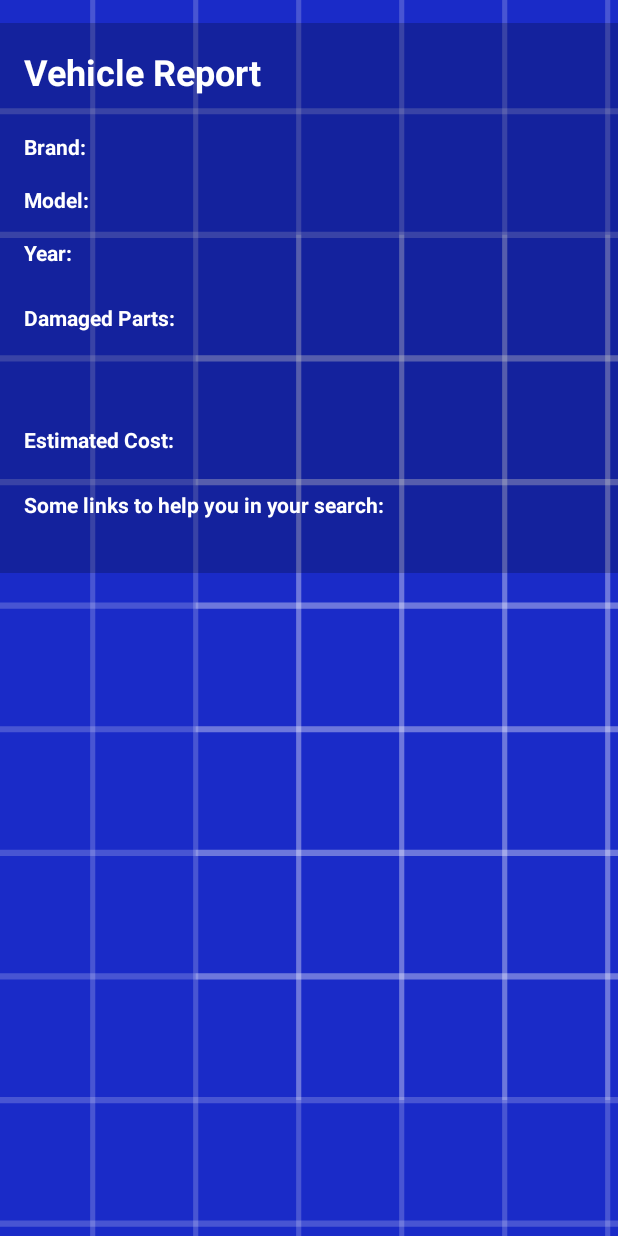
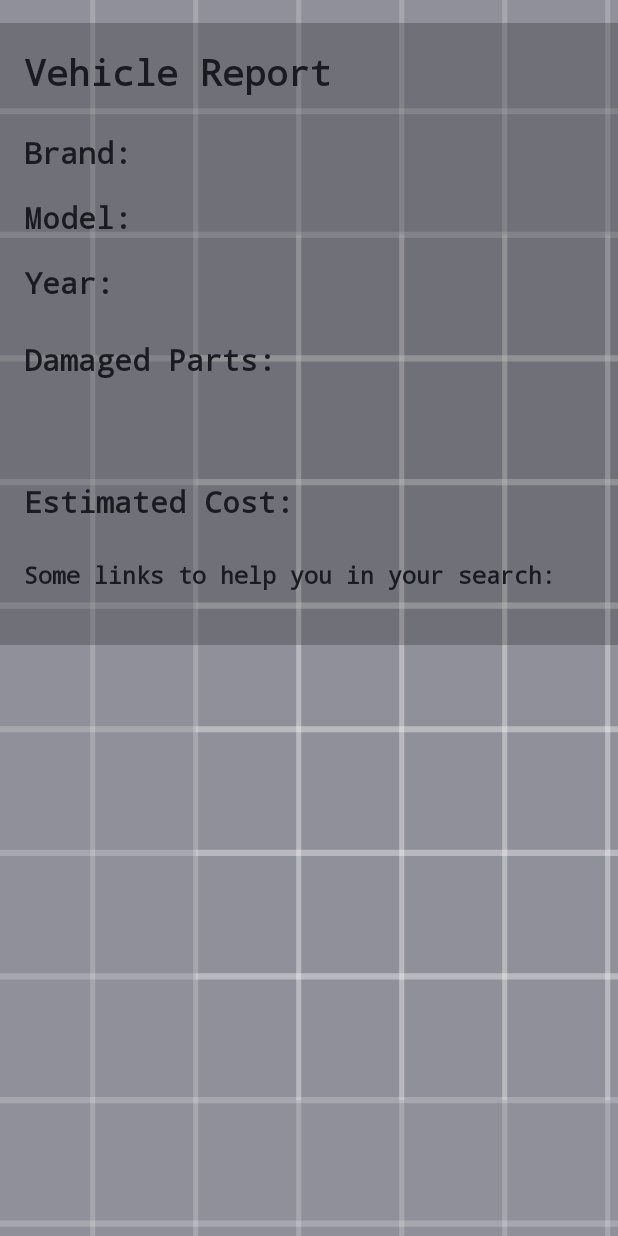
Before and after one commit to Andarw/FixMyRide, an Android app: the ReportActivity screen opened directly, with no data from a screen before it, on a phone screen of 412 x 824 dp. Run offline under Robolectric (Android 15) with nearby library versions, the phone set to English and light mode, and no system bars; our stand-ins replace Room's generated code; 1 statement that could not run was skipped.

Commit message:
Worked a bit on the design.

```diff
--- a/FixMyRideApp/app/src/main/java/com/example/fixmyrideapp/helpers/ImageAdapter.java
+++ b/FixMyRideApp/app/src/main/java/com/example/fixmyrideapp/helpers/ImageAdapter.java
@@ -35,7 +35,7 @@ public class ImageAdapter extends RecyclerView.Adapter<ImageAdapter.ImageViewHol
     public void onBindViewHolder(@NonNull ImageViewHolder holder, int position) {
         Uri imageUri = imagesUri.get(position);
         holder.imageView.setImageURI(imageUri);
-        holder.imageView.setAlpha(0.8f); // Set the transparency to 50%
+        holder.imageView.setAlpha(1f); // Set the transparency to 50%
     }
 
     @Override
--- /dev/null
+++ b/FixMyRideApp/app/src/main/res/drawable/baseline_add_a_photo_24.xml
@@ -0,0 +1,5 @@
+<vector xmlns:android="http://schemas.android.com/apk/res/android" android:height="70dp" android:tint="#191C1E" android:viewportHeight="24" android:viewportWidth="24" android:width="70dp">
+
+    <path android:fillColor="@android:color/white" android:pathData="M3,4V1h2v3h3v2H5v3H3V6H0V4H3zM6,10V7h3V4h7l1.83,2H21c1.1,0 2,0.9 2,2v12c0,1.1 -0.9,2 -2,2H5c-1.1,0 -2,-0.9 -2,-2V10H6zM13,19c2.76,0 5,-2.24 5,-5s-2.24,-5 -5,-5s-5,2.24 -5,5S10.24,19 13,19zM9.8,14c0,1.77 1.43,3.2 3.2,3.2s3.2,-1.43 3.2,-3.2s-1.43,-3.2 -3.2,-3.2S9.8,12.23 9.8,14z"/>
+
+</vector>
--- /dev/null
+++ b/FixMyRideApp/app/src/main/res/drawable/baseline_add_photo_alternate_24.xml
@@ -0,0 +1,5 @@
+<vector xmlns:android="http://schemas.android.com/apk/res/android" android:height="80dp" android:tint="#191C1E" android:viewportHeight="24" android:viewportWidth="24" android:width="80dp">
+
+    <path android:fillColor="@android:color/white" android:pathData="M19,7v2.99s-1.99,0.01 -2,0L17,7h-3s0.01,-1.99 0,-2h3L17,2h2v3h3v2h-3zM16,11L16,8h-3L13,5L5,5c-1.1,0 -2,0.9 -2,2v12c0,1.1 0.9,2 2,2h12c1.1,0 2,-0.9 2,-2v-8h-3zM5,19l3,-4 2,3 3,-4 4,5L5,19z"/>
+
+</vector>
--- /dev/null
+++ b/FixMyRideApp/app/src/main/res/drawable/baseline_arrow_back_24.xml
@@ -0,0 +1,5 @@
+<vector xmlns:android="http://schemas.android.com/apk/res/android" android:autoMirrored="true" android:height="70dp" android:tint="#191C1E" android:viewportHeight="24" android:viewportWidth="24" android:width="70dp">
+
+    <path android:fillColor="@android:color/white" android:pathData="M20,11H7.83l5.59,-5.59L12,4l-8,8 8,8 1.41,-1.41L7.83,13H20v-2z"/>
+
+</vector>
--- /dev/null
+++ b/FixMyRideApp/app/src/main/res/drawable/baseline_backspace_24.xml
@@ -0,0 +1,5 @@
+<vector xmlns:android="http://schemas.android.com/apk/res/android" android:autoMirrored="true" android:height="70dp" android:tint="#191C1E" android:viewportHeight="24" android:viewportWidth="24" android:width="70dp">
+
+    <path android:fillColor="@android:color/white" android:pathData="M22,3L7,3c-0.69,0 -1.23,0.35 -1.59,0.88L0,12l5.41,8.11c0.36,0.53 0.9,0.89 1.59,0.89h15c1.1,0 2,-0.9 2,-2L24,5c0,-1.1 -0.9,-2 -2,-2zM19,15.59L17.59,17 14,13.41 10.41,17 9,15.59 12.59,12 9,8.41 10.41,7 14,10.59 17.59,7 19,8.41 15.41,12 19,15.59z"/>
+
+</vector>
--- /dev/null
+++ b/FixMyRideApp/app/src/main/res/drawable/baseline_beenhere_24.xml
@@ -0,0 +1,5 @@
+<vector xmlns:android="http://schemas.android.com/apk/res/android" android:height="70dp" android:tint="#191C1E" android:viewportHeight="24" android:viewportWidth="24" android:width="70dp">
+
+    <path android:fillColor="@android:color/white" android:pathData="M19,1L5,1c-1.1,0 -1.99,0.9 -1.99,2L3,15.93c0,0.69 0.35,1.3 0.88,1.66L12,23l8.11,-5.41c0.53,-0.36 0.88,-0.97 0.88,-1.66L21,3c0,-1.1 -0.9,-2 -2,-2zM10,16l-5,-5 1.41,-1.41L10,13.17l7.59,-7.59L19,7l-9,9z"/>
+
+</vector>
--- a/FixMyRideApp/app/src/main/res/drawable/baseline_check_24.xml
+++ b/FixMyRideApp/app/src/main/res/drawable/baseline_check_24.xml
@@ -1,4 +1,4 @@
-<vector xmlns:android="http://schemas.android.com/apk/res/android" android:height="60dp" android:tint="#FFFFFF" android:viewportHeight="24" android:viewportWidth="24" android:width="60dp">
+<vector xmlns:android="http://schemas.android.com/apk/res/android" android:height="70dp" android:tint="#191C1E" android:viewportHeight="24" android:viewportWidth="24" android:width="70dp">
 
     <path android:fillColor="@android:color/white" android:pathData="M9,16.17L4.83,12l-1.42,1.41L9,19 21,7l-1.41,-1.41z"/>
 
--- a/FixMyRideApp/app/src/main/res/drawable/baseline_clear_24.xml
+++ b/FixMyRideApp/app/src/main/res/drawable/baseline_clear_24.xml
@@ -1,4 +1,4 @@
-<vector xmlns:android="http://schemas.android.com/apk/res/android" android:height="60dp" android:tint="#FFFFFF" android:viewportHeight="24" android:viewportWidth="24" android:width="60dp">
+<vector xmlns:android="http://schemas.android.com/apk/res/android" android:height="70dp" android:tint="#191C1E" android:viewportHeight="24" android:viewportWidth="24" android:width="70dp">
 
     <path android:fillColor="@android:color/white" android:pathData="M19,6.41L17.59,5 12,10.59 6.41,5 5,6.41 10.59,12 5,17.59 6.41,19 12,13.41 17.59,19 19,17.59 13.41,12z"/>
 
--- a/FixMyRideApp/app/src/main/res/drawable/ic_launcher_background.xml
+++ b/FixMyRideApp/app/src/main/res/drawable/ic_launcher_background.xml
@@ -5,7 +5,7 @@
     android:viewportWidth="60"
     android:viewportHeight="100">
     <path
-        android:fillColor="#1A2BC8"
+        android:fillColor="@color/material_dynamic_neutral_variant60"
         android:pathData="M0,0h108v108h-108z" />
     <path
         android:fillColor="#00000000"
--- a/FixMyRideApp/app/src/main/res/drawable/spinner_background.xml
+++ b/FixMyRideApp/app/src/main/res/drawable/spinner_background.xml
@@ -1,7 +1,7 @@
 <?xml version="1.0" encoding="utf-8"?>
 <shape xmlns:android="http://schemas.android.com/apk/res/android">
     <gradient
-        android:startColor="#0514A0"
-        android:endColor="#1A2BC8"
+        android:startColor="#404A4B"
+        android:endColor="#191C1E"
         android:angle="270" />
 </shape>
--- a/FixMyRideApp/app/src/main/res/layout/activity_report.xml
+++ b/FixMyRideApp/app/src/main/res/layout/activity_report.xml
@@ -19,7 +19,8 @@
             android:text="Vehicle Report"
             android:textSize="24sp"
             android:textStyle="bold"
-            android:textColor="#FFFFFF"
+            android:textColor="@color/material_dynamic_neutral10"
+            android:fontFamily="monospace"
             app:layout_constraintStart_toStartOf="parent"
             app:layout_constraintTop_toTopOf="parent" />
 
@@ -30,16 +31,21 @@
             android:layout_marginTop="24dp"
             android:text="Brand:"
             android:textStyle="bold"
-            android:textColor="#FFFFFF"
+            android:textSize="20dp"
+            android:textColor="@color/material_dynamic_neutral10"
+            android:fontFamily="monospace"
             app:layout_constraintStart_toStartOf="parent"
             app:layout_constraintTop_toBottomOf="@id/titleText" />
 
         <TextView
             android:id="@+id/brandValue"
+            android:textColor="@color/material_dynamic_neutral10"
+            android:fontFamily="monospace"
             android:layout_width="wrap_content"
             android:layout_height="wrap_content"
             android:layout_marginStart="8dp"
-            android:textColor="#FFFFFF"
+            android:textSize="20dp"
+            android:textStyle="bold"
             app:layout_constraintBottom_toBottomOf="@id/brandLabel"
             app:layout_constraintStart_toEndOf="@id/brandLabel" />
 
@@ -49,8 +55,10 @@
             android:layout_height="wrap_content"
             android:layout_marginTop="16dp"
             android:text="Model:"
+            android:textSize="20dp"
             android:textStyle="bold"
-            android:textColor="#FFFFFF"
+            android:textColor="@color/material_dynamic_neutral10"
+            android:fontFamily="monospace"
             app:layout_constraintStart_toStartOf="parent"
             app:layout_constraintTop_toBottomOf="@id/brandLabel" />
 
@@ -59,7 +67,10 @@
             android:layout_width="wrap_content"
             android:layout_height="wrap_content"
             android:layout_marginStart="8dp"
-            android:textColor="#FFFFFF"
+            android:textColor="@color/material_dynamic_neutral10"
+            android:fontFamily="monospace"
+            android:textSize="20dp"
+            android:textStyle="bold"
             app:layout_constraintBottom_toBottomOf="@id/modelLabel"
             app:layout_constraintStart_toEndOf="@id/modelLabel" />
 
@@ -70,7 +81,9 @@
             android:layout_marginTop="16dp"
             android:text="Year:"
             android:textStyle="bold"
-            android:textColor="#FFFFFF"
+            android:textSize="20dp"
+            android:textColor="@color/material_dynamic_neutral10"
+            android:fontFamily="monospace"
             app:layout_constraintStart_toStartOf="parent"
             app:layout_constraintTop_toBottomOf="@id/modelLabel" />
 
@@ -79,7 +92,10 @@
             android:layout_width="wrap_content"
             android:layout_height="wrap_content"
             android:layout_marginStart="8dp"
-            android:textColor="#FFFFFF"
+            android:textColor="@color/material_dynamic_neutral10"
+            android:fontFamily="monospace"
+            android:textSize="20dp"
+            android:textStyle="bold"
             app:layout_constraintBottom_toBottomOf="@id/yearLabel"
             app:layout_constraintStart_toEndOf="@id/yearLabel" />
 
@@ -90,7 +106,9 @@
             android:layout_marginTop="24dp"
             android:text="Damaged Parts:"
             android:textStyle="bold"
-            android:textColor="#FFFFFF"
+            android:textSize="20dp"
+            android:textColor="@color/material_dynamic_neutral10"
+            android:fontFamily="monospace"
             app:layout_constraintStart_toStartOf="parent"
             app:layout_constraintTop_toBottomOf="@id/yearLabel" />
 
@@ -98,9 +116,11 @@
             android:id="@+id/damagedPartsRecyclerView"
             android:layout_width="match_parent"
             android:layout_height="wrap_content"
-            android:shadowColor="@color/white"
+            android:textColor="@color/material_dynamic_neutral10"
+            android:fontFamily="monospace"
             android:padding="8dp"
-            android:textSize="16sp"
+            android:textSize="20dp"
+            android:textStyle="bold"
             app:layout_constraintTop_toBottomOf="@id/damagedPartsLabel" />
 
         <TextView
@@ -110,7 +130,9 @@
             android:layout_marginTop="24dp"
             android:text="Estimated Cost:"
             android:textStyle="bold"
-            android:textColor="#FFFFFF"
+            android:textSize="20dp"
+            android:textColor="@color/material_dynamic_neutral10"
+            android:fontFamily="monospace"
             app:layout_constraintStart_toStartOf="parent"
             app:layout_constraintTop_toBottomOf="@id/damagedPartsRecyclerView" />
 
@@ -119,7 +141,10 @@
             android:layout_width="wrap_content"
             android:layout_height="wrap_content"
             android:layout_marginStart="8dp"
-            android:textColor="#FFFFFF"
+            android:textColor="@color/material_dynamic_neutral10"
+            android:fontFamily="monospace"
+            android:textSize="20dp"
+            android:textStyle="bold"
             app:layout_constraintBottom_toBottomOf="@id/estimatedCostLabel"
             app:layout_constraintStart_toEndOf="@id/estimatedCostLabel" />
 
@@ -130,7 +155,9 @@
             android:layout_marginTop="24dp"
             android:text="Some links to help you in your search:"
             android:textStyle="bold"
-            android:textColor="#FFFFFF"
+            android:textColor="@color/material_dynamic_neutral10"
+            android:fontFamily="monospace"
+            android:textSize="16dp"
             app:layout_constraintStart_toStartOf="parent"
             app:layout_constraintTop_toBottomOf="@id/estimatedCostLabel" />
 
--- a/FixMyRideApp/app/src/main/res/values/brand_spiner_items.xml
+++ b/FixMyRideApp/app/src/main/res/values/brand_spiner_items.xml
@@ -2,11 +2,7 @@
 <resources>
     <string-array name="Brand_spinner_items">
         <item>Audi</item>
-        <item>BMW</item>
-        <item>Chevrolet</item>
         <item>Bmw</item>
-        <item>Ford</item>
-        <item>Honda</item>
         <item>Mazda</item>
         <item>Mercedes-benz</item>
         <item>Mini</item>
--- a/FixMyRideApp/app/src/main/res/values/model_spiner_items.xml
+++ b/FixMyRideApp/app/src/main/res/values/model_spiner_items.xml
@@ -4,9 +4,6 @@
         <item>A4</item>
         <item>Seria3</item>
         <item>X5</item>
-        <item>Corvette</item>
-        <item>Mustang</item>
-        <item>Civic</item>
         <item>3</item>
         <item>Sklass</item>
         <item>Cooper</item>
--- a/FixMyRideApp/app/src/main/res/values/styles.xml
+++ b/FixMyRideApp/app/src/main/res/values/styles.xml
@@ -2,6 +2,6 @@
     <!-- Define Spinner Item Text Appearance -->
     <style name="SpinnerTextAppearance" parent="Theme.AppCompat.Light">
         <item name="android:textColor">#FFFFFF</item> <!-- White text -->
-        <item name="android:background">#0026FF</item> <!-- Optional background -->
+        <item name="android:background">#191C1E</item> <!-- Optional background -->
     </style>
 </resources>
```
Also changed, not shown: FixMyRideApp/app/src/main/res/layout/activity_images.xml (+36 -25 lines), FixMyRideApp/app/src/main/res/layout/activity_login.xml (+9 -3 lines), FixMyRideApp/app/src/main/res/layout/activity_main.xml (+16 -1 lines), FixMyRideApp/app/src/main/res/layout/activity_report_generation.xml (+19 -8 lines), FixMyRideApp/app/src/main/res/values/year_spiner_items.xml (+6 -1 lines).
